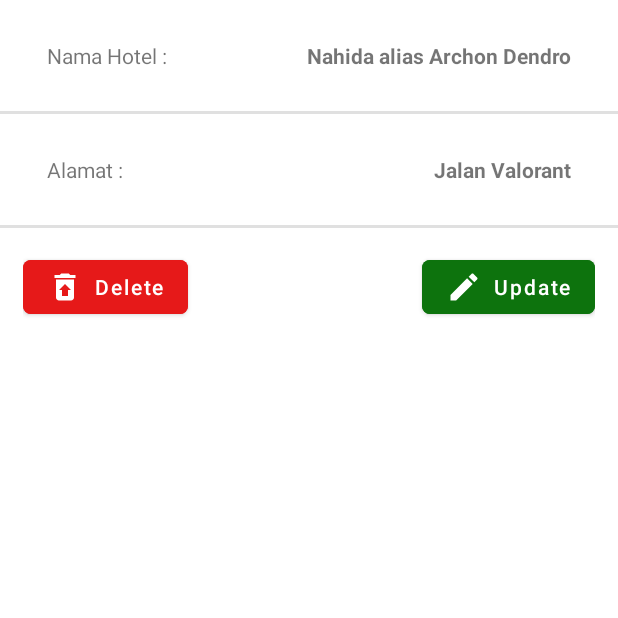
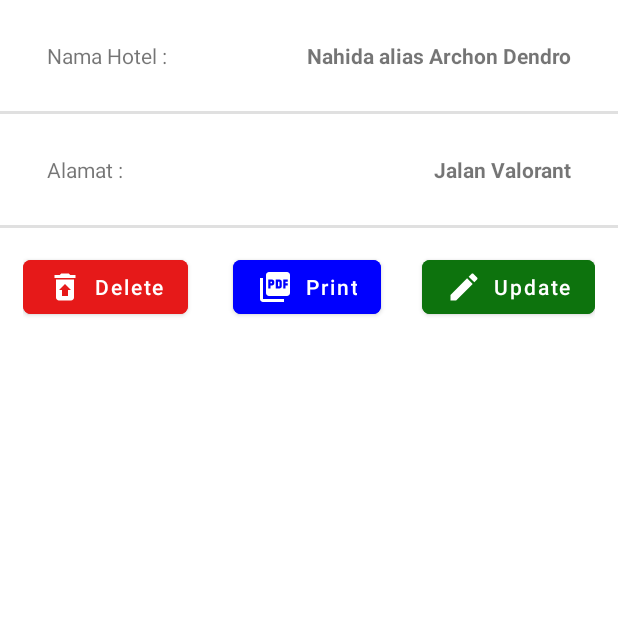
Before and after one commit to puxxbu/Project-PBP-2022, an Android app: the DetailBookmarkActivity screen opened directly, with no data from a screen before it, on a phone screen of 412 x 824 dp, the top half of it. Run offline under Robolectric (Android 15) with nearby library versions, the phone set to English and light mode, and no system bars; libraries missing offline, so code that uses them is left out: com.itextpdf.kernel, com.itextpdf.layout, www.sanju.motiontoast.

Commit message:
Add fungsi print pdf

```diff
--- a/TUBES_PBP/app/build.gradle
+++ b/TUBES_PBP/app/build.gradle
@@ -98,6 +98,7 @@ dependencies {
     implementation 'com.itextpdf:kernel:7.1.13'
     implementation 'com.itextpdf:layout:7.1.13'
     implementation 'com.itextpdf:barcodes:7.1.13'
+    implementation 'com.itextpdf:itext7-core:7.1.13'
     //implementasi QR Code Scanner
     implementation 'com.github.yuriy-budiyev:code-scanner:2.3.2'
     //implementasi QR CODE GENERATE
--- /dev/null
+++ b/TUBES_PBP/app/src/main/res/drawable/ic_baseline_pdf.xml
@@ -0,0 +1,5 @@
+<vector android:height="24dp" android:tint="#000000"
+    android:viewportHeight="24" android:viewportWidth="24"
+    android:width="24dp" xmlns:android="http://schemas.android.com/apk/res/android">
+    <path android:fillColor="@android:color/white" android:pathData="M20,2L8,2c-1.1,0 -2,0.9 -2,2v12c0,1.1 0.9,2 2,2h12c1.1,0 2,-0.9 2,-2L22,4c0,-1.1 -0.9,-2 -2,-2zM11.5,9.5c0,0.83 -0.67,1.5 -1.5,1.5L9,11v2L7.5,13L7.5,7L10,7c0.83,0 1.5,0.67 1.5,1.5v1zM16.5,11.5c0,0.83 -0.67,1.5 -1.5,1.5h-2.5L12.5,7L15,7c0.83,0 1.5,0.67 1.5,1.5v3zM20.5,8.5L19,8.5v1h1.5L20.5,11L19,11v2h-1.5L17.5,7h3v1.5zM9,9.5h1v-1L9,8.5v1zM4,6L2,6v14c0,1.1 0.9,2 2,2h14v-2L4,20L4,6zM14,11.5h1v-3h-1v3z"/>
+</vector>
--- a/TUBES_PBP/app/src/main/res/layout/activity_detail_bookmark.xml
+++ b/TUBES_PBP/app/src/main/res/layout/activity_detail_bookmark.xml
@@ -90,6 +90,20 @@
             app:icon="@drawable/ic_baseline_trash"
             android:backgroundTint="#E61919"
             app:cornerRadius="5dp"/>
+
+        <com.google.android.material.button.MaterialButton
+            android:id="@+id/btn_printPdf"
+            android:layout_width="wrap_content"
+            android:layout_height="wrap_content"
+            android:layout_marginStart="140dp"
+            android:backgroundTint="#0000FF"
+            android:text="Print"
+            android:textAllCaps="false"
+            app:cornerRadius="5dp"
+            app:icon="@drawable/ic_baseline_pdf"
+            app:layout_constraintStart_toStartOf="parent"
+            app:layout_constraintTop_toTopOf="parent" />
+
         <com.google.android.material.button.MaterialButton
             android:id="@+id/btn_edit"
             android:layout_width="wrap_content"
```
Also changed, not shown: TUBES_PBP/app/src/main/java/com/example/tubes_pbp/webapi/DetailBookmarkActivity.kt (+74 -12 lines).
